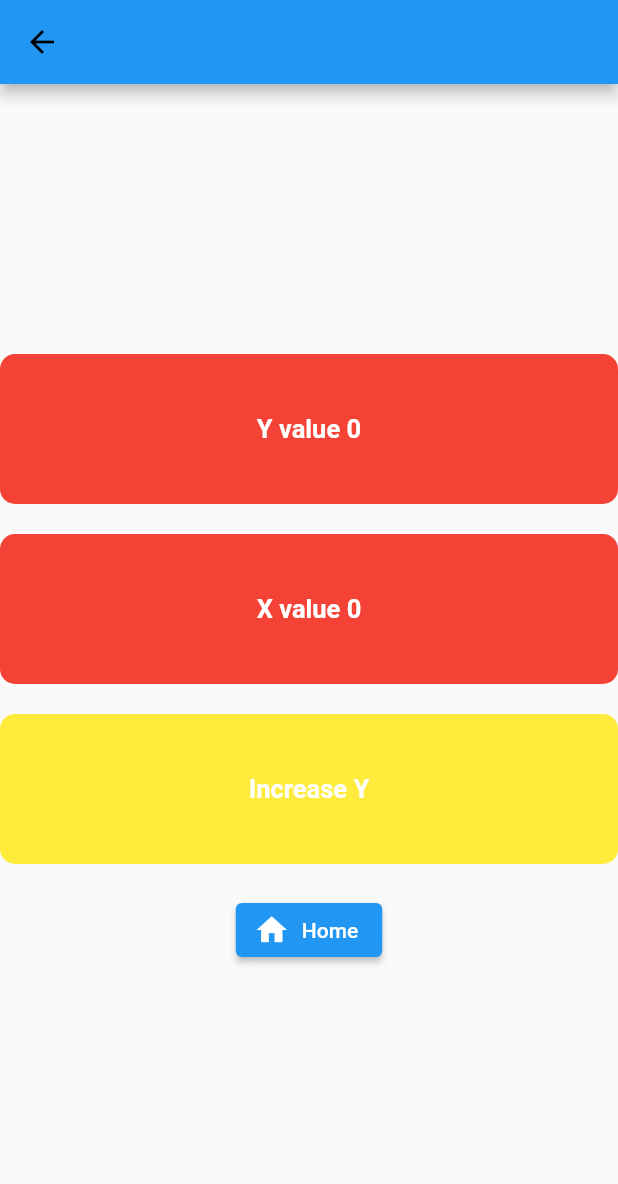
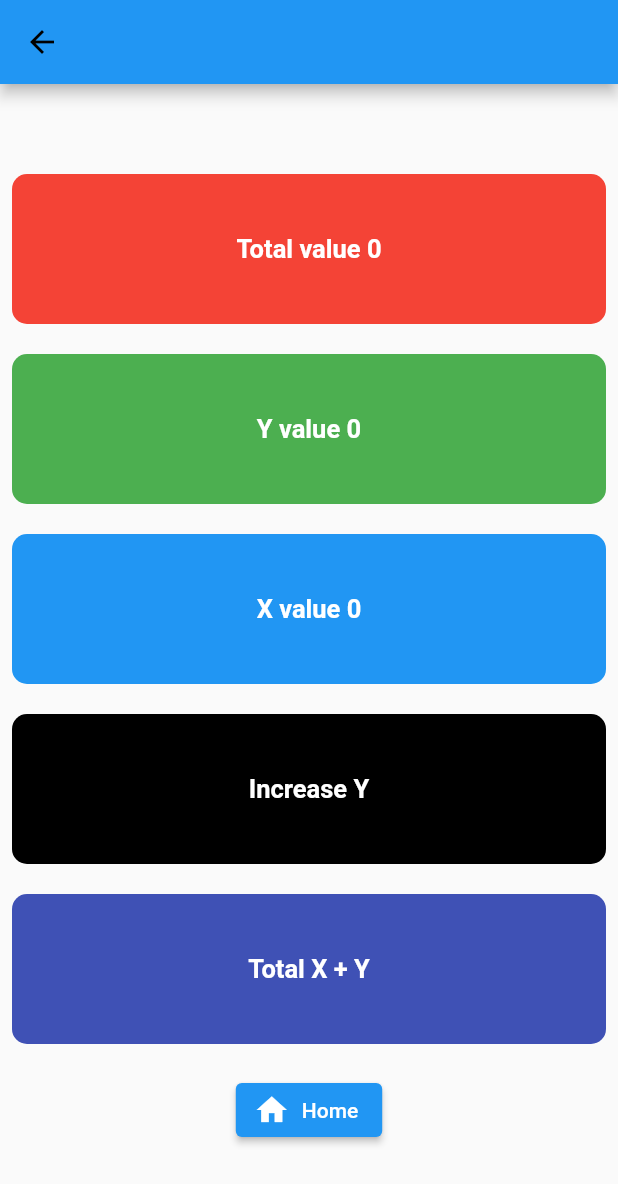
Before and after one commit to ShahanajMT/Get_X, a Flutter app: the ThirdPage screen opened directly, on a phone screen of 412 x 824 dp. Shown: the top 1184 px of the screen. Run offline on Flutter 3.47's test engine with Material 2 defaults, Android fonts, the phone set to English and light mode, and no system bars; our stand-ins replace get.

Commit message:
Sum or Add two values in Getx Controller

```diff
--- a/lib/controllers/tap_controllers.dart
+++ b/lib/controllers/tap_controllers.dart
@@ -6,6 +6,10 @@ class TapController extends GetxController {
 
   RxInt _y = 0.obs;
   RxInt get y => _y;
+
+  //! To get total x & y
+  RxInt _z = 0.obs;
+  int get z => _z.value;
 
   void incrementX() {
     _x++;
@@ -30,4 +34,9 @@ class TapController extends GetxController {
 
     print(_y);
   }
+
+  void totalXY() {
+    _z.value = x+_y.value;
+    print(_z);
+  }
 }
--- a/lib/pages/third_page.dart
+++ b/lib/pages/third_page.dart
@@ -21,10 +21,15 @@ class ThirdPage extends StatelessWidget {
           ),
         ),
       ),
-      body: Column(
+      body: Padding(
+        padding: const EdgeInsets.all(8.0),
+        child: Column(
+
           mainAxisAlignment: MainAxisAlignment.center,
           children: [
-          Obx(() => Container(
+            Obx(() => Column(
+                  children: [
+                    Container(
                       height: 100,
                       width: double.infinity,
                       //backgroundColor: Colors.red,
@@ -36,6 +41,30 @@ class ThirdPage extends StatelessWidget {
                       ),
                       child: Center(
                         child: Text(
+                          "Total value ${controller.z.toString()}",
+                          style: const TextStyle(
+                            color: Colors.white,
+                            fontWeight: FontWeight.bold,
+                            fontSize: 17,
+                          ),
+                        ),
+                      ),
+                    ),
+                    const SizedBox(
+                      height: 20,
+                    ),
+                    Container(
+                      height: 100,
+                      width: double.infinity,
+                      //backgroundColor: Colors.red,
+                      //radius: 50,
+                      clipBehavior: Clip.none,
+                      decoration: BoxDecoration(
+                        borderRadius: BorderRadius.circular(10),
+                        color: Colors.green,
+                      ),
+                      child: Center(
+                        child: Text(
                           "Y value ${controller.y.toString()}",
                           style: const TextStyle(
                             color: Colors.white,
@@ -44,11 +73,17 @@ class ThirdPage extends StatelessWidget {
                           ),
                         ),
                       ),
-            ),),
-            const SizedBox(height: 20,),
+                    ),
+                  ],
+                )),
+            const SizedBox(
+              height: 20,
+            ),
             InkWell(
               onTap: () {
-              Get.to(() => const Home(),);
+                Get.to(
+                  () => const Home(),
+                );
               },
               child: Container(
                 height: 100,
@@ -58,7 +93,7 @@ class ThirdPage extends StatelessWidget {
                 clipBehavior: Clip.none,
                 decoration: BoxDecoration(
                   borderRadius: BorderRadius.circular(10),
-                color: Colors.red,
+                  color: Colors.blue,
                 ),
                 child: Center(
                   child: Text(
@@ -80,7 +115,6 @@ class ThirdPage extends StatelessWidget {
                 //Get.to(() => const Home(),);
                 Get.find<TapController>().incrementY();
                 //controller.incrementY();
-
               },
               child: Container(
                 height: 100,
@@ -90,12 +124,12 @@ class ThirdPage extends StatelessWidget {
                 clipBehavior: Clip.none,
                 decoration: BoxDecoration(
                   borderRadius: BorderRadius.circular(10),
-                color: Colors.yellow,
+                  color: Colors.black,
                 ),
                 child: const Center(
                   child: Text(
                     "Increase Y",
-                  style:  TextStyle(
+                    style: TextStyle(
                       color: Colors.white,
                       fontWeight: FontWeight.bold,
                       fontSize: 17,
@@ -104,7 +138,40 @@ class ThirdPage extends StatelessWidget {
                 ),
               ),
             ),
-          const SizedBox(height: 20,),
+            const SizedBox(
+              height: 20,
+            ),
+            InkWell(
+              onTap: () {
+                //Get.to(() => const Home(),);
+                Get.find<TapController>().totalXY();
+                //controller.incrementY();
+              },
+              child: Container(
+                height: 100,
+                width: double.infinity,
+                //backgroundColor: Colors.red,
+                //radius: 50,
+                clipBehavior: Clip.none,
+                decoration: BoxDecoration(
+                  borderRadius: BorderRadius.circular(10),
+                  color: Colors.indigo,
+                ),
+                child: const Center(
+                  child: Text(
+                    "Total X + Y",
+                    style: TextStyle(
+                      color: Colors.white,
+                      fontWeight: FontWeight.bold,
+                      fontSize: 17,
+                    ),
+                  ),
+                ),
+              ),
+            ),
+            const SizedBox(
+              height: 20,
+            ),
             ElevatedButton.icon(
               onPressed: () {
                 Get.to(
@@ -116,6 +183,7 @@ class ThirdPage extends StatelessWidget {
             ),
           ],
         ),
+      ),
     );
   }
 }
```
Lines whose indentation alone changed are shown as unchanged.
